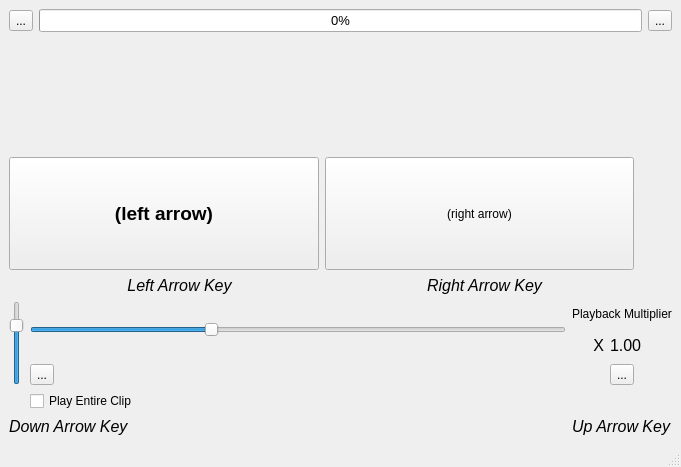
The window that src/main_window.ui (CapPow/audio_sifter) describes before a commit, drawn with Qt 5.
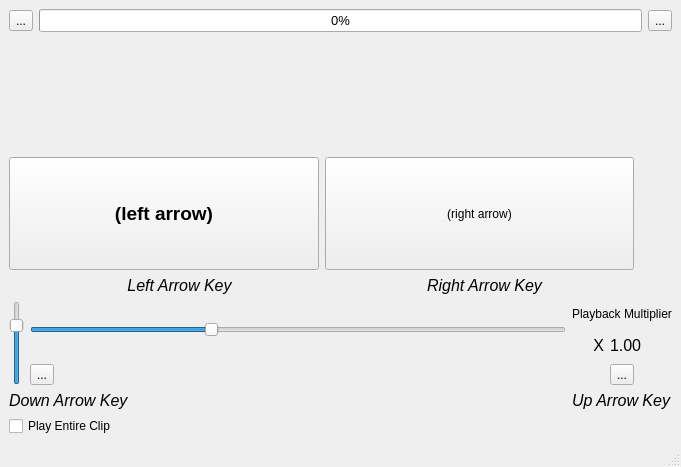
The same window after the commit. Icons and pictures are not drawn.

```diff
--- a/src/main_window.ui
+++ b/src/main_window.ui
@@ -269,7 +269,7 @@
         </property>
        </widget>
       </item>
-      <item row="7" column="0" colspan="2">
+      <item row="6" column="0" colspan="2">
        <widget class="QLabel" name="label_5">
         <property name="font">
          <font>
@@ -318,7 +318,7 @@
         </item>
        </layout>
       </item>
-      <item row="7" column="2" colspan="3">
+      <item row="6" column="2" colspan="3">
        <widget class="QLabel" name="label_6">
         <property name="font">
          <font>
@@ -381,14 +381,14 @@
         </property>
        </widget>
       </item>
-      <item row="6" column="1">
+     </layout>
+    </item>
+    <item row="2" column="0">
        <widget class="QCheckBox" name="play_entire_checkBox">
         <property name="text">
          <string>Play Entire Clip</string>
         </property>
        </widget>
-      </item>
-     </layout>
     </item>
    </layout>
   </widget>
```
Lines whose indentation alone changed are shown as unchanged.
